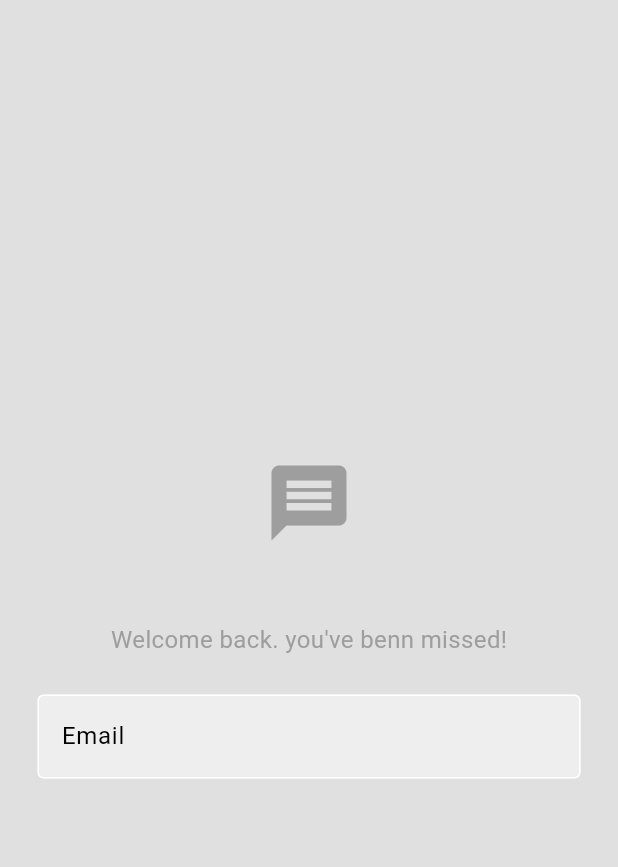
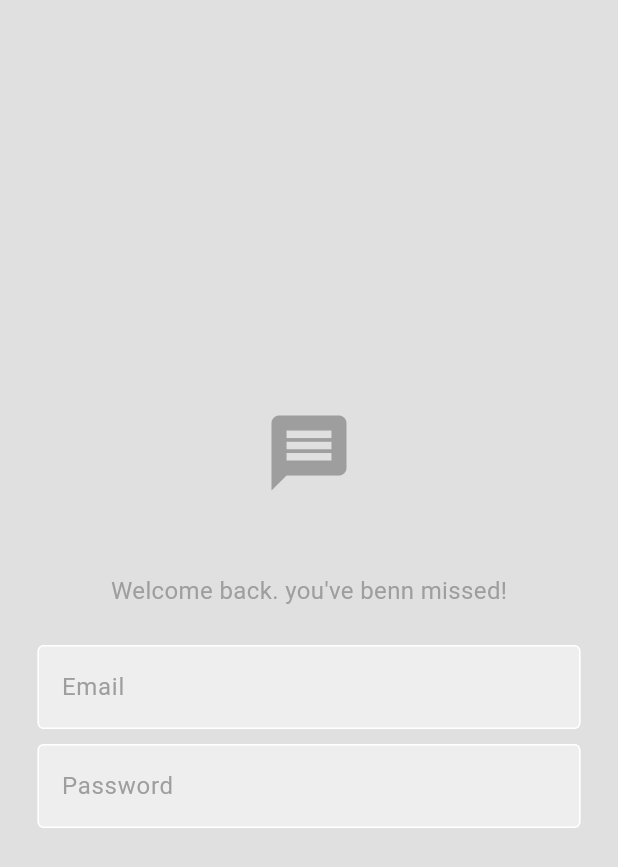
Before and after one commit to its-asaduzzaman/newflutterchatapp, a Flutter app: the screen it shows after launch, on a phone screen of 412 x 824 dp. Shown: the top 867 px of the screen. Run offline on Flutter 3.47's test engine with Material 3 defaults, Android fonts, the phone set to English and light mode, and no system bars.

Commit message:
login page v0.2

```diff
--- a/lib/components/my_textfield.dart
+++ b/lib/components/my_textfield.dart
@@ -2,9 +2,11 @@ import 'package:flutter/material.dart';
 
 class MyTextField extends StatelessWidget {
   final String hintText;
+  final bool obscureText;
   const MyTextField({
     super.key,
     required this.hintText,
+    required this.obscureText,
   });
 
   @override
@@ -12,6 +14,7 @@ class MyTextField extends StatelessWidget {
     return Padding(
       padding: const EdgeInsets.symmetric(horizontal: 25.0),
       child: TextField(
+        obscureText: obscureText,
         decoration: InputDecoration(
           enabledBorder: OutlineInputBorder(
             borderSide:
@@ -24,6 +27,7 @@ class MyTextField extends StatelessWidget {
           fillColor: Theme.of(context).colorScheme.secondary,
           filled: true,
           hintText: hintText,
+          hintStyle: TextStyle(color:Theme.of(context).colorScheme.primary),
         ),
       ),
     );
--- a/lib/pages/login_page.dart
+++ b/lib/pages/login_page.dart
@@ -34,9 +34,18 @@ class LoginPage extends StatelessWidget {
               height: 25,
             ),
             //email textField
-            const MyTextField(hintText: "Email"),
-
+            const MyTextField(
+              hintText: "Email",
+              obscureText: false,
+            ),
+            const SizedBox(
+              height: 10,
+            ),
             //pw TextField
+            const MyTextField(
+              hintText: "Password",
+              obscureText: true,
+            ),
 
             //LoginButton
 
```
